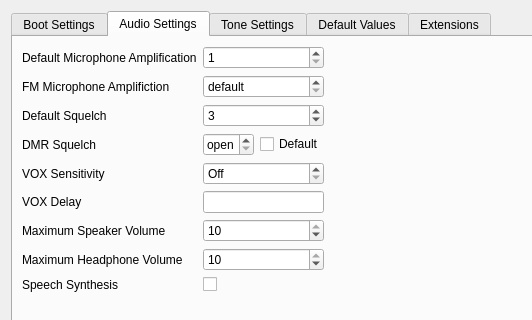
hmatuschek/qdmr, file src/generalsettingsview.ui: the form before one commit; both pictures show x 0 to 532 and y 0 to 320 of the 644 by 557 pixel window.
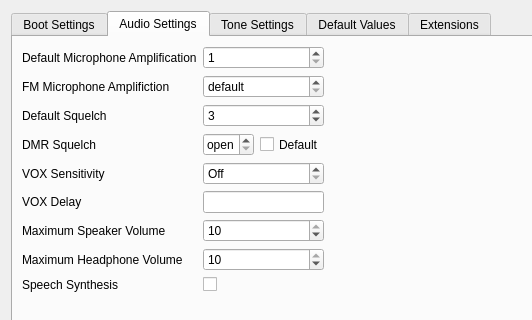
The form after the commit. The open tabs and pages were chosen to show the change. Custom widgets are drawn as their Qt base class.

Patch:
```diff
--- a/src/generalsettingsview.ui
+++ b/src/generalsettingsview.ui
@@ -163,6 +163,12 @@
              </item>
              <item>
               <widget class="QCheckBox" name="dmrSquelchDefault">
+               <property name="sizePolicy">
+                <sizepolicy hsizetype="Preferred" vsizetype="Preferred">
+                 <horstretch>0</horstretch>
+                 <verstretch>0</verstretch>
+                </sizepolicy>
+               </property>
                <property name="toolTip">
                 <string>Disables a separate squelch level for DMR. Uses the default one.</string>
                </property>
```
Left out of the diff: 110 changed lines with no effect on the pictures.
